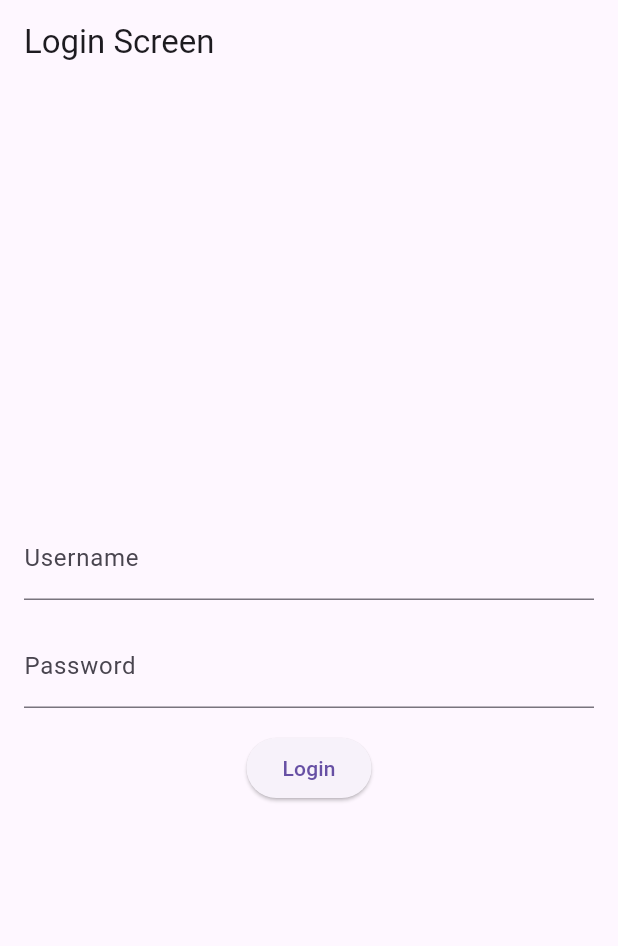
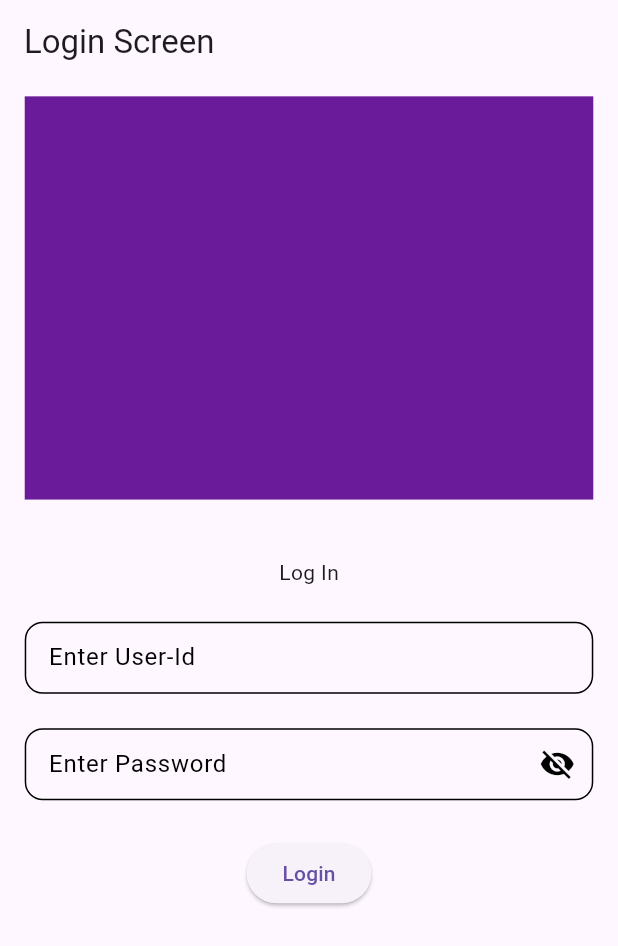
Before and after one commit to VikasAgrawal-04/zimbapos, a Flutter app: the HomeScreen screen opened by its route, after a tap on "go to login", on a phone screen of 412 x 824 dp. Shown: the top 946 px of the screen. Run offline on Flutter 3.47's test engine with Material 3 defaults, Android fonts, the phone set to English and light mode, and no system bars; our stand-ins replace dio, equatable, firebase_core, flutter_bloc, go_router, logger and 2 more; accounts and stored records are empty.

Commit message:
areas added
removed firebase sdk

```diff
--- /dev/null
+++ b/devtools_options.yaml
@@ -0,0 +1 @@
+extensions:
--- a/lib/main.dart
+++ b/lib/main.dart
@@ -1,5 +1,6 @@
 import 'package:firebase_core/firebase_core.dart';
 import 'package:flutter/material.dart';
+// import 'package:zimbapos/firebase_options.dart';
 import 'package:zimbapos/routers/app_router.dart';
 
 Future<void> main() async {
--- a/lib/routers/utils/extensions/screen_name.dart
+++ b/lib/routers/utils/extensions/screen_name.dart
@@ -1,4 +1,4 @@
-enum AppScreen { homeScreen, loginScreen, cartScreen }
+enum AppScreen { homeScreen, loginScreen, cartScreen, areasScreen }
 
 extension AppScreenExtension on AppScreen {
   //Add Name of the screen
@@ -10,6 +10,8 @@ extension AppScreenExtension on AppScreen {
         return 'Login Screen';
       case AppScreen.cartScreen:
         return 'Cart Screen';
+      case AppScreen.areasScreen:
+        return 'Areas Screen';
     }
   }
 
@@ -22,6 +24,8 @@ extension AppScreenExtension on AppScreen {
         return '/login';
       case AppScreen.cartScreen:
         return '/cart';
+      case AppScreen.areasScreen:
+        return '/areas';
     }
   }
 }
--- a/lib/routers/utils/router_list.dart
+++ b/lib/routers/utils/router_list.dart
@@ -1,5 +1,6 @@
 import 'package:go_router/go_router.dart';
 import 'package:zimbapos/routers/utils/extensions/screen_name.dart';
+import 'package:zimbapos/screens/area/area_list.dart';
 import 'package:zimbapos/screens/login/login_view.dart';
 
 import '../../screens/home/home_view.dart';
@@ -23,4 +24,10 @@ final List<GoRoute> routerList = [
     path: AppScreen.cartScreen.path,
     builder: (context, state) => LoginScreen(),
   ),
+  //areas
+  GoRoute(
+    name: AppScreen.areasScreen.name,
+    path: AppScreen.areasScreen.path,
+    builder: (context, state) => const AreaListScreen(),
+  ),
 ];
--- a/lib/screens/home/home_view.dart
+++ b/lib/screens/home/home_view.dart
@@ -26,7 +26,14 @@ class _HomeScreenState extends State<HomeScreen> {
               onPressed: () {
                 navigateToProfileScreen(context);
               },
-              child: const Text("go to login"))
+              child: const Text("go to login")),
+
+          //
+          TextButton(
+              onPressed: () {
+                navigateToAreasScreen(context);
+              },
+              child: const Text("go to areas"))
         ],
       ),
     );
@@ -36,4 +43,9 @@ class _HomeScreenState extends State<HomeScreen> {
   void navigateToProfileScreen(BuildContext context) {
     GoRouter.of(context).go(AppScreen.loginScreen.path);
   }
+
+  //
+  void navigateToAreasScreen(BuildContext context) {
+    GoRouter.of(context).go(AppScreen.areasScreen.path);
+  }
 }
--- a/lib/screens/login/login_view.dart
+++ b/lib/screens/login/login_view.dart
@@ -5,17 +5,20 @@ import 'package:zimbapos/screens/login/login_bloc.dart';
 import 'package:zimbapos/screens/login/login_state.dart';
 
 import '../../routers/utils/extensions/screen_name.dart';
+import '../../widgets/auth_widgets/auth_textfield.dart';
 
 class LoginScreen extends StatelessWidget {
   final LoginBloc loginBloc = LoginBloc();
 
   LoginScreen({super.key});
 
+  final TextEditingController phoneController = TextEditingController();
   final TextEditingController passController = TextEditingController();
-  final TextEditingController userNameController = TextEditingController();
+  // final key = GlobalKey<FormState>();
 
   @override
   Widget build(BuildContext context) {
+    final screenSize = MediaQuery.of(context).size;
     return Scaffold(
       appBar: AppBar(
         title: const Text('Login Screen'),
@@ -26,7 +29,7 @@ class LoginScreen extends StatelessWidget {
           listener: (context, state) {
             if (state is LoginSuccessState) {
               // Navigate to another screen upon successful login
-              Navigator.pushReplacementNamed(context, '/main');
+              // Navigator.pushReplacementNamed(context, '/main');
             }
           },
           child: BlocBuilder<LoginBloc, LoginState>(
@@ -36,7 +39,7 @@ class LoginScreen extends StatelessWidget {
               } else if (state is LoginErrorState) {
                 return Center(child: Text('Error: ${state.error}'));
               } else {
-                return _buildLoginForm(context);
+                return _buildLoginForm(context, screenSize);
               }
             },
           ),
@@ -45,28 +48,29 @@ class LoginScreen extends StatelessWidget {
     );
   }
 
-  Widget _buildLoginForm(BuildContext context) {
+  Widget _buildLoginForm(BuildContext context, Size screenSize) {
+    return Form(
+      key: key,
+      child: LayoutBuilder(
+        builder: (context, constraints) {
+          if (constraints.maxWidth > constraints.maxHeight) {
             return Padding(
               padding: const EdgeInsets.all(16.0),
               child: Column(
                 mainAxisAlignment: MainAxisAlignment.center,
                 children: [
-          // const CustomTextFieldNew(
-          //   isRequired: true,
-          //   keyboardType: TextInputType.text,
-          //   isNumber: false,
-          //   textInputAction: TextInputAction.done,
-          // ),
-          const TextField(
-            decoration: InputDecoration(labelText: 'Username'),
+                  SizedBox(height: constraints.maxHeight * .03),
+                  AuthTextField(
+                    hintText: 'Enter User-Id',
+                    controller: phoneController,
                   ),
-          const SizedBox(height: 16),
-          const TextField(
-            obscureText: true,
-            decoration: InputDecoration(labelText: 'Password'),
+                  SizedBox(height: constraints.maxHeight * .03),
+                  AuthTextField(
+                    hintText: 'Enter Password',
+                    controller: passController,
+                    maxlines: 1,
+                    visibityEye: true,
                   ),
-          // AuthTextField(hintText: "Password", controller: passController),
-          const SizedBox(height: 16),
                   ElevatedButton(
                     onPressed: () {
                       // Dispatch the LoginButtonPressed event with the entered credentials
@@ -74,12 +78,62 @@ class LoginScreen extends StatelessWidget {
                       //   username: 'dummy_username',
                       //   password: 'dummy_password',
                       // ));
-              GoRouter.of(context).go(AppScreen.homeScreen.path);
+                      context.pushReplacement(AppScreen.homeScreen.path);
+                      // GoRouter.of(context).go(AppScreen.homeScreen.path);
                     },
                     child: const Text('Login'),
                   ),
                 ],
               ),
             );
+          } else {
+            return Padding(
+              padding: EdgeInsets.symmetric(
+                  horizontal: screenSize.width * .04,
+                  vertical: screenSize.height * .01),
+              child: Column(
+                children: [
+                  Container(
+                    height: constraints.maxHeight * .35,
+                    decoration: BoxDecoration(color: Colors.purple.shade800),
+                  ),
+                  SizedBox(height: constraints.maxHeight * .05),
+                  Text('Log In', style: TextStyle()),
+                  SizedBox(height: constraints.maxHeight * .03),
+                  AuthTextField(
+                    hintText: 'Enter User-Id',
+                    controller: phoneController,
+                  ),
+                  SizedBox(height: constraints.maxHeight * .03),
+                  AuthTextField(
+                    hintText: 'Enter Password',
+                    controller: passController,
+                    maxlines: 1,
+                    visibityEye: true,
+                  ),
+                  SizedBox(height: screenSize.height * 0.03),
+                  ElevatedButton(
+                    onPressed: () {
+                      // Dispatch the LoginButtonPressed event with the entered credentials
+                      // loginBloc.add(LoginButtonPressed(
+                      //   username: 'dummy_username',
+                      //   password: 'dummy_password',
+                      // ));
+                      context.pushReplacement(AppScreen.homeScreen.path);
+                      // GoRouter.of(context).go(AppScreen.homeScreen.path);
+                    },
+                    child: const Text('Login'),
+                  ),
+                  // AuthButton(
+                  //   child: const Text('Login'),
+                  //   onPressed: () => _login(),
+                  // )
+                ],
+              ),
+            );
+          }
+        },
+      ),
+    );
   }
 }
```
Also changed, not shown: lib/models/form_models/area_model.dart (added, +31 -0 lines), lib/screens/area/area_list.dart (added, +265 -0 lines), lib/widgets/my_alert_widget.dart (added, +63 -0 lines), lib/widgets/my_snackbar_widget.dart (added, +38 -0 lines), lib/firebase_options.dart (added), 137 other files. Lines whose indentation alone changed are shown as unchanged.
